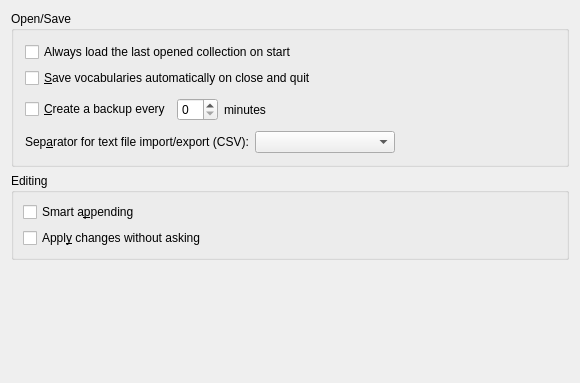
This is src/settings/generaloptionsbase.ui in KDE/parley as Qt 5 draws it before an edit. The edited form follows.
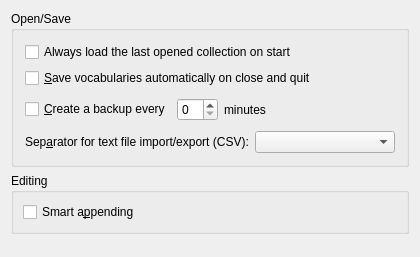
This is the edited form. Custom widgets are drawn as their Qt base class.

Commit message: fix dialog size, get rid of an outdated checkbox

The edit to the form file:
```diff
--- a/src/settings/generaloptionsbase.ui
+++ b/src/settings/generaloptionsbase.ui
@@ -6,8 +6,8 @@
    <rect>
     <x>0</x>
     <y>0</y>
-    <width>576</width>
-    <height>383</height>
+    <width>401</width>
+    <height>257</height>
    </rect>
   </property>
   <layout class="QVBoxLayout" >
@@ -150,19 +150,6 @@
       <property name="spacing" >
        <number>6</number>
       </property>
-      <item row="1" column="0" >
-       <widget class="QCheckBox" name="kcfg_AutoEntryApply" >
-        <property name="toolTip" >
-         <string>Your changes will be applied automatically.</string>
-        </property>
-        <property name="whatsThis" >
-         <string>If checked, you will not be asked if you really want this change; it will be applied automatically.</string>
-        </property>
-        <property name="text" >
-         <string>Appl&amp;y changes without asking</string>
-        </property>
-       </widget>
-      </item>
       <item row="0" column="0" >
        <widget class="QCheckBox" name="kcfg_SmartAppend" >
         <property name="toolTip" >
@@ -189,7 +176,7 @@
      </property>
      <property name="sizeHint" stdset="0" >
       <size>
-       <width>558</width>
+       <width>10</width>
        <height>81</height>
       </size>
      </property>
```
Left out of the diff: 5 changed lines with no effect on the pictures. The commit also changes 1 other file.
